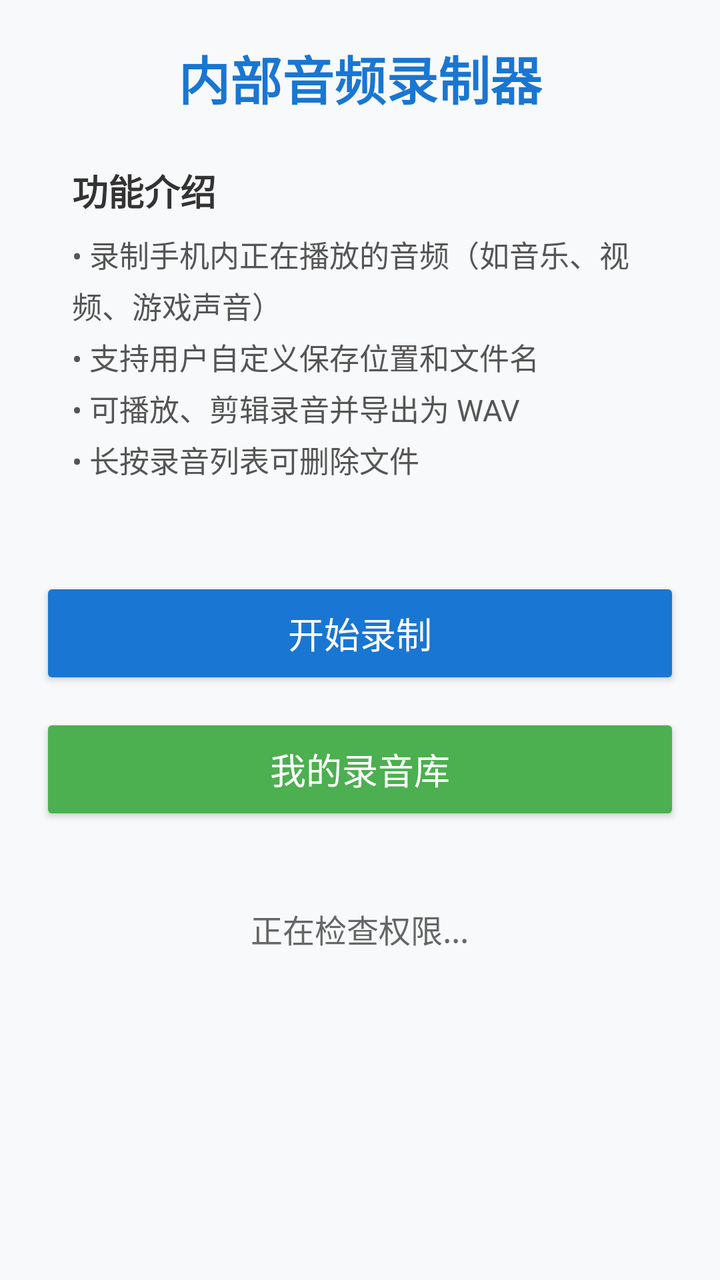
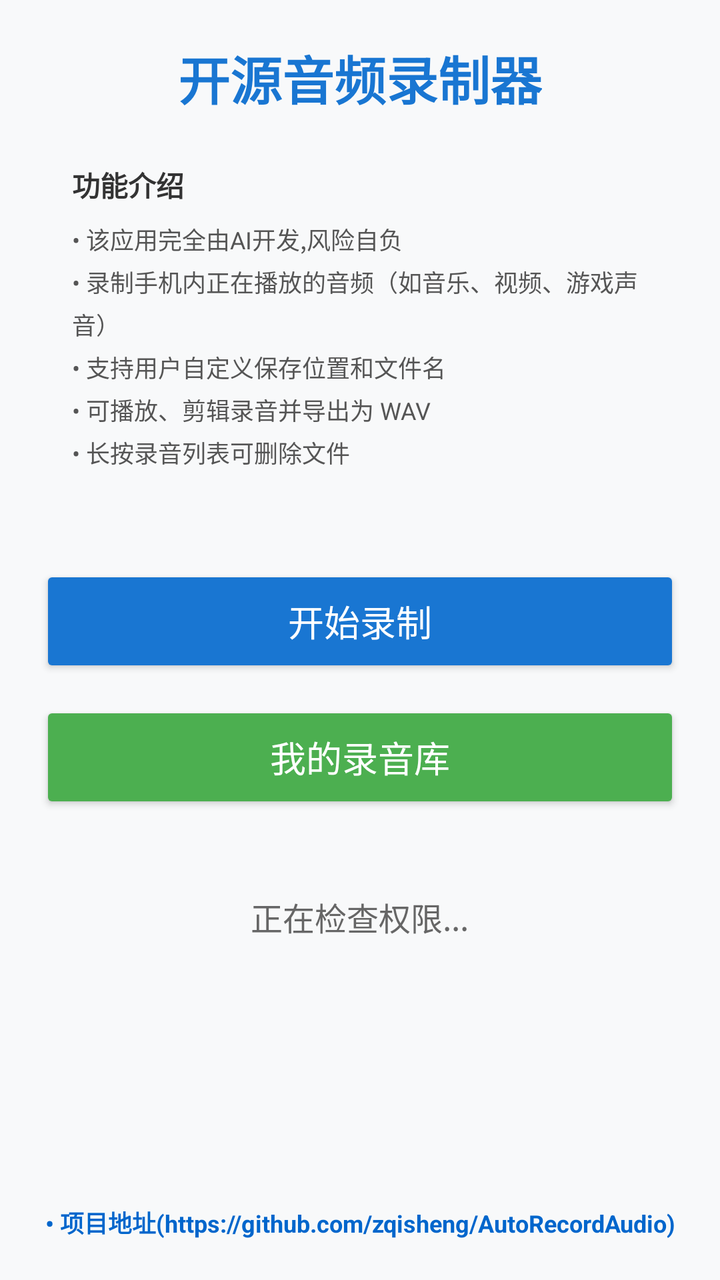

Compare the two renders of this Android layout. The source of the first and the diff that turns it into the second are given below.
<!-- AndroidManifest.xml: application theme Theme.AppCompat.Light.DarkActionBar -->
<!-- res/layout/activity_main.xml -->
<?xml version="1.0" encoding="utf-8"?>
<LinearLayout xmlns:android="http://schemas.android.com/apk/res/android"
    android:layout_width="match_parent"
    android:layout_height="match_parent"
    android:orientation="vertical"
    android:padding="20dp"
    android:background="#F8F9FA">

    
    <TextView
        android:layout_width="wrap_content"
        android:layout_height="wrap_content"
        android:text="内部音频录制器"
        android:textSize="26sp"
        android:textStyle="bold"
        android:textColor="#1976D2"
        android:layout_gravity="center_horizontal"
        android:layout_marginBottom="8dp" />

    
    <LinearLayout
        android:layout_width="match_parent"
        android:layout_height="wrap_content"
        android:orientation="vertical"
        android:padding="16dp">

        <TextView
            android:layout_width="wrap_content"
            android:layout_height="wrap_content"
            android:text="功能介绍"
            android:textSize="18sp"
            android:textStyle="bold"
            android:textColor="#333333" />

        <TextView
            android:layout_width="wrap_content"
            android:layout_height="wrap_content"
            android:text="• 录制手机内正在播放的音频（如音乐、视频、游戏声音）\n• 支持用户自定义保存位置和文件名\n• 可播放、剪辑录音并导出为 WAV\n• 长按录音列表可删除文件"
            android:textSize="15sp"
            android:textColor="#555555"
            android:layout_marginTop="8dp"
            android:lineSpacingExtra="4dp" />
    </LinearLayout>

    
    <Button
        android:id="@+id/btn_start_record"
        android:layout_width="match_parent"
        android:layout_height="56dp"
        android:text="开始录制"
        android:textSize="18sp"
        android:layout_marginTop="32dp"
        android:backgroundTint="#1976D2"
        android:textColor="#FFFFFF" />

    <Button
        android:id="@+id/btn_my_recordings"
        android:layout_width="match_parent"
        android:layout_height="56dp"
        android:text="我的录音库"
        android:textSize="18sp"
        android:layout_marginTop="12dp"
        android:backgroundTint="#4CAF50"
        android:textColor="#FFFFFF" />

    
    <TextView
        android:id="@+id/tv_permission_status"
        android:layout_width="wrap_content"
        android:layout_height="wrap_content"
        android:text="正在检查权限..."
        android:textSize="16sp"
        android:textColor="#666666"
        android:layout_marginTop="40dp"
        android:layout_gravity="center_horizontal" />

</LinearLayout>
<!-- resources referenced by this layout -->
<resources>

</resources>

<!-- the commit's change to res/layout/activity_main.xml (unified diff, before → after) -->
@@ -10,7 +10,7 @@
     <TextView
         android:layout_width="wrap_content"
         android:layout_height="wrap_content"
-        android:text="内部音频录制器"
+        android:text="开源音频录制器"
         android:textSize="26sp"
         android:textStyle="bold"
         android:textColor="#1976D2"
@@ -28,18 +28,19 @@
             android:layout_width="wrap_content"
             android:layout_height="wrap_content"
             android:text="功能介绍"
-            android:textSize="18sp"
+            android:textSize="14sp"
             android:textStyle="bold"
             android:textColor="#333333" />
 
         <TextView
             android:layout_width="wrap_content"
             android:layout_height="wrap_content"
-            android:text="• 录制手机内正在播放的音频（如音乐、视频、游戏声音）\n• 支持用户自定义保存位置和文件名\n• 可播放、剪辑录音并导出为 WAV\n• 长按录音列表可删除文件"
-            android:textSize="15sp"
+            android:text="• 该应用完全由AI开发,风险自负\n• 录制手机内正在播放的音频（如音乐、视频、游戏声音）\n• 支持用户自定义保存位置和文件名\n• 可播放、剪辑录音并导出为 WAV\n• 长按录音列表可删除文件"
+            android:textSize="12sp"
             android:textColor="#555555"
             android:layout_marginTop="8dp"
             android:lineSpacingExtra="4dp" />
+
     </LinearLayout>
 
     
@@ -74,4 +75,18 @@
         android:layout_marginTop="40dp"
         android:layout_gravity="center_horizontal" />
 
+    <TextView
+        android:id="@+id/tv_link"
+        android:layout_weight="1"
+        android:layout_width="match_parent"
+        android:layout_height="wrap_content"
+        android:text="• 项目地址(https://github.com/zqisheng/AutoRecordAudio)"
+        android:textSize="12sp"
+        android:textColor="#0066CC"
+        android:gravity="bottom|center"
+        android:textStyle="bold"
+        android:clickable="true"
+        android:focusable="true"
+        android:layout_gravity="bottom"
+        android:background="?android:attr/selectableItemBackground" />
 </LinearLayout>
